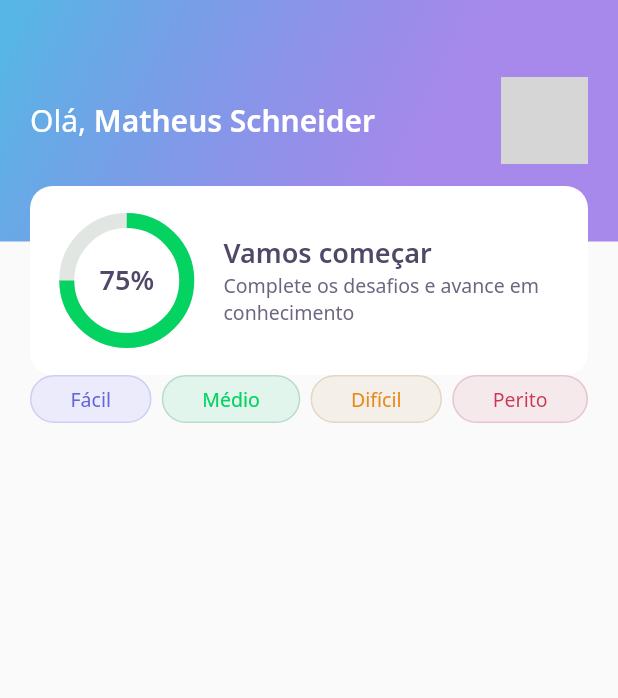
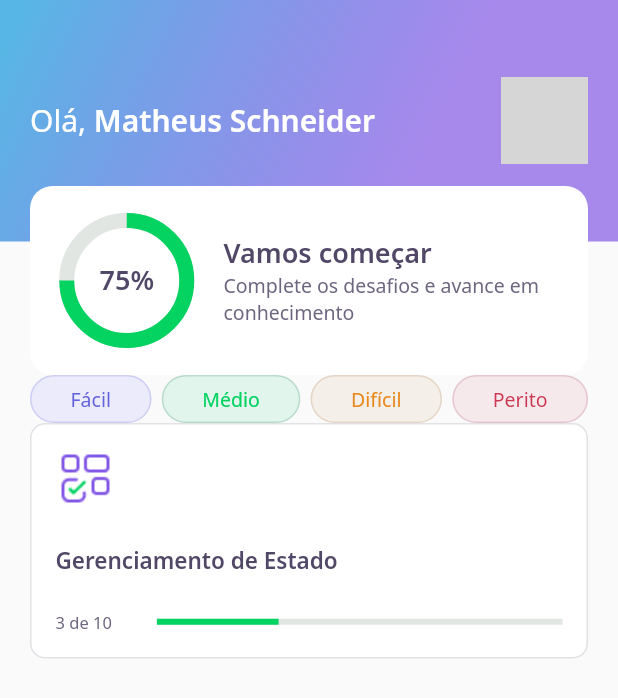
Before and after one commit to mschneider86/devquiz, a Flutter app: the screen it shows after launch, on a phone screen of 412 x 824 dp. Shown: the top 698 px of the screen. Run offline on Flutter 3.47's test engine with Material 2 defaults, Android fonts, the phone set to English and light mode, and no system bars; our stand-ins replace google_fonts; network calls fail; grey boxes are pictures that could not be loaded.

Commit message:
added quiz card widget structure

```diff
--- a/lib/home/home_page.dart
+++ b/lib/home/home_page.dart
@@ -1,5 +1,6 @@
 import 'package:DevQuiz/home/widgets/appbar/app_bar_widget.dart';
 import 'package:DevQuiz/home/widgets/level_button/level_button_widget.dart';
+import 'package:DevQuiz/home/widgets/quiz_card/quiz_card_widget.dart';
 import 'package:flutter/material.dart';
 
 class HomePage extends StatefulWidget {
@@ -16,13 +17,18 @@ class _HomePageState extends State<HomePage> {
       appBar: AppBarWidget(),
       body: Padding(
         padding: const EdgeInsets.symmetric(horizontal: 20),
-        child: Row(
-          mainAxisAlignment: MainAxisAlignment.spaceBetween,
+        child: Column(
           children: [
-            LevelButtonWidget(label: 'Fácil'),
-            LevelButtonWidget(label: 'Médio'),
-            LevelButtonWidget(label: 'Difícil'),
-            LevelButtonWidget(label: 'Perito'),
+            Row(
+              mainAxisAlignment: MainAxisAlignment.spaceBetween,
+              children: [
+                LevelButtonWidget(label: 'Fácil'),
+                LevelButtonWidget(label: 'Médio'),
+                LevelButtonWidget(label: 'Difícil'),
+                LevelButtonWidget(label: 'Perito'),
+              ],
+            ),
+            QuizCardWidget(),
           ],
         ),
       ),
--- /dev/null
+++ b/lib/home/widgets/quiz_card/quiz_card_widget.dart
@@ -0,0 +1,53 @@
+import 'package:DevQuiz/core/app_colors.dart';
+import 'package:DevQuiz/core/core.dart';
+import 'package:flutter/material.dart';
+
+class QuizCardWidget extends StatelessWidget {
+  const QuizCardWidget({Key? key}) : super(key: key);
+
+  @override
+  Widget build(BuildContext context) {
+    return Container(
+      padding: EdgeInsets.all(16),
+      decoration: BoxDecoration(
+        border: Border.fromBorderSide(
+          BorderSide(color: AppColors.border),
+        ),
+        color: AppColors.white,
+        borderRadius: BorderRadius.circular(10),
+      ),
+      child: Column(
+        crossAxisAlignment: CrossAxisAlignment.start,
+        children: [
+          Container(
+            height: 40,
+            width: 40,
+            child: Image.asset(AppImages.blocks),
+          ),
+          SizedBox(
+            height: 24,
+          ),
+          Text("Gerenciamento de Estado", style: AppTextStyles.heading15),
+          SizedBox(
+            height: 24,
+          ),
+          Row(
+            children: [
+              Expanded(
+                  flex: 1, child: Text("3 de 10", style: AppTextStyles.body11)),
+              Expanded(
+                flex: 4,
+                child: LinearProgressIndicator(
+                  value: 0.3,
+                  backgroundColor: AppColors.chartSecondary,
+                  valueColor:
+                      AlwaysStoppedAnimation<Color>(AppColors.chartPrimary),
+                ),
+              ),
+            ],
+          ),
+        ],
+      ),
+    );
+  }
+}
```
